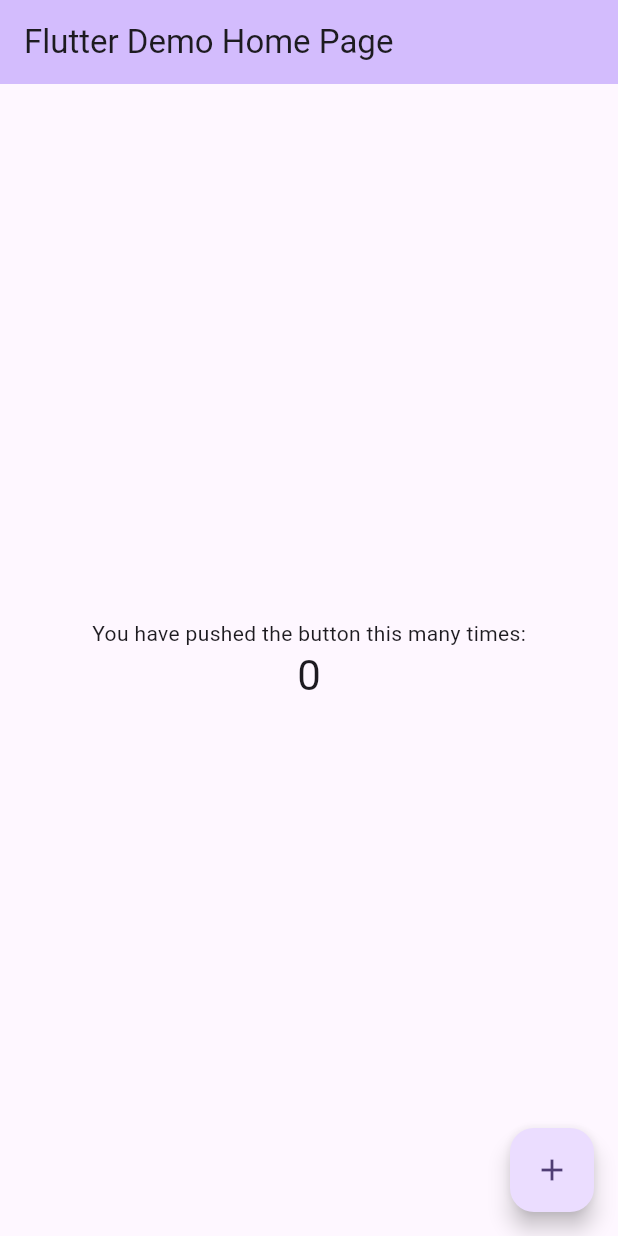
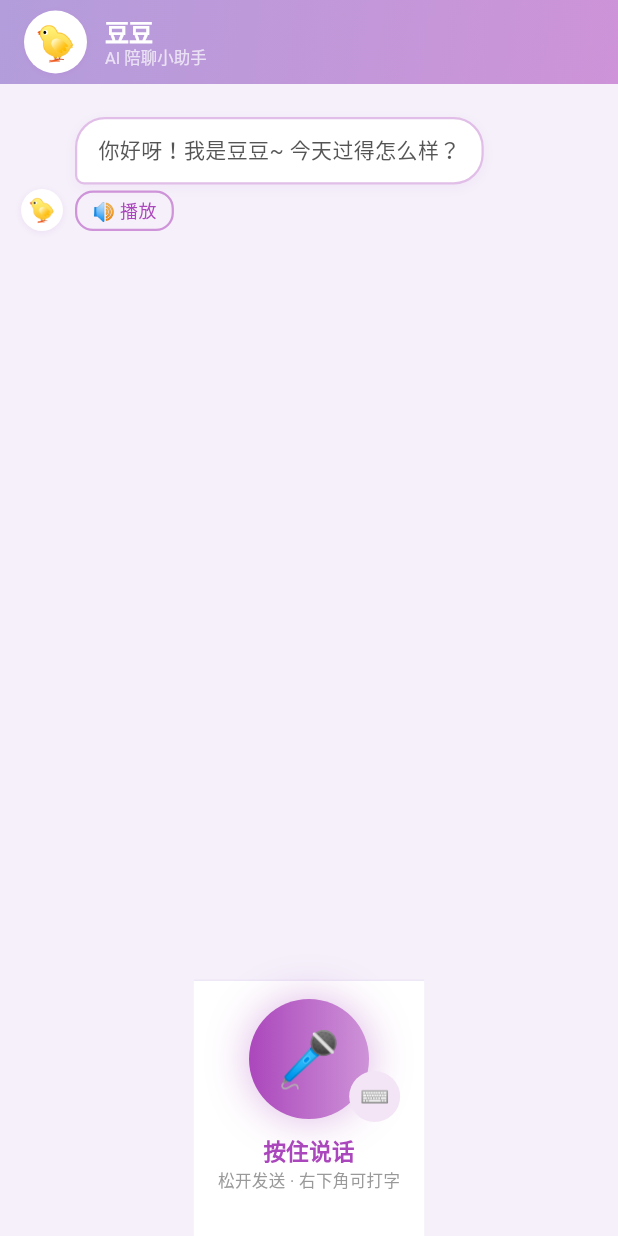
Before and after one commit to HuangJuzi/tangxiaodou, a Flutter app: the screen it shows after launch, on a phone screen of 412 x 824 dp. Run offline on Flutter 3.47's test engine with Material 3 defaults, Android fonts, the phone set to English and light mode, and no system bars.

Commit message:
feat: add ChatScreen and main.dart entry point
ChatScreen: voice-first chat UI with streaming AI replies, auto TTS,
voice/text input toggle. main.dart: assembles all services with real
API keys and launches the app.

Co-Authored-By: Claude Opus 4.7 <noreply@anthropic.com>

```diff
--- a/lib/main.dart
+++ b/lib/main.dart
@@ -1,121 +1,40 @@
 import 'package:flutter/material.dart';
+import 'theme.dart';
+import 'services/llm_service.dart';
+import 'services/asr_service.dart';
+import 'services/tts_service.dart';
+import 'screens/chat_screen.dart';
+
+const _llmUrl = 'https://moltbot-0014c62b7c7947c3.sophnet.com';
+const _llmAccountId = 'parent-toddler';
+const _llmSecret = 'oz8hIK-JMuNzIajz5KE50MI3XqgtT_5J';
+const _apiKey = 'WGT8fpUL1g0kJkyZ-sdKGVHHHd_oPmfaPCCg06-I0-6GMzFyAiOVlKY6ZbnA6o8nPV97c-quDei6Hzh-7Pq6qw';
 
 void main() {
-  runApp(const MyApp());
+  runApp(const BellaApp());
 }
 
-class MyApp extends StatelessWidget {
-  const MyApp({super.key});
-
-  // This widget is the root of your application.
-  @override
-  Widget build(BuildContext context) {
-    return MaterialApp(
-      title: 'Flutter Demo',
-      theme: ThemeData(
-        // This is the theme of your application.
-        //
-        // TRY THIS: Try running your application with "flutter run". You'll see
-        // the application has a purple toolbar. Then, without quitting the app,
-        // try changing the seedColor in the colorScheme below to Colors.green
-        // and then invoke "hot reload" (save your changes or press the "hot
-        // reload" button in a Flutter-supported IDE, or press "r" if you used
-        // the command line to start the app).
-        //
-        // Notice that the counter didn't reset back to zero; the application
-        // state is not lost during the reload. To reset the state, use hot
-        // restart instead.
-        //
-        // This works for code too, not just values: Most code changes can be
-        // tested with just a hot reload.
-        colorScheme: .fromSeed(seedColor: Colors.deepPurple),
-      ),
-      home: const MyHomePage(title: 'Flutter Demo Home Page'),
-    );
-  }
-}
-
-class MyHomePage extends StatefulWidget {
-  const MyHomePage({super.key, required this.title});
-
-  // This widget is the home page of your application. It is stateful, meaning
-  // that it has a State object (defined below) that contains fields that affect
-  // how it looks.
-
-  // This class is the configuration for the state. It holds the values (in this
-  // case the title) provided by the parent (in this case the App widget) and
-  // used by the build method of the State. Fields in a Widget subclass are
-  // always marked "final".
-
-  final String title;
-
-  @override
-  State<MyHomePage> createState() => _MyHomePageState();
-}
-
-class _MyHomePageState extends State<MyHomePage> {
-  int _counter = 0;
-
-  void _incrementCounter() {
-    setState(() {
-      // This call to setState tells the Flutter framework that something has
-      // changed in this State, which causes it to rerun the build method below
-      // so that the display can reflect the updated values. If we changed
-      // _counter without calling setState(), then the build method would not be
-      // called again, and so nothing would appear to happen.
-      _counter++;
-    });
-  }
+class BellaApp extends StatelessWidget {
+  const BellaApp({super.key});
 
   @override
   Widget build(BuildContext context) {
-    // This method is rerun every time setState is called, for instance as done
-    // by the _incrementCounter method above.
-    //
-    // The Flutter framework has been optimized to make rerunning build methods
-    // fast, so that you can just rebuild anything that needs updating rather
-    // than having to individually change instances of widgets.
-    return Scaffold(
-      appBar: AppBar(
-        // TRY THIS: Try changing the color here to a specific color (to
-        // Colors.amber, perhaps?) and trigger a hot reload to see the AppBar
-        // change color while the other colors stay the same.
-        backgroundColor: Theme.of(context).colorScheme.inversePrimary,
-        // Here we take the value from the MyHomePage object that was created by
-        // the App.build method, and use it to set our appbar title.
-        title: Text(widget.title),
+    final llmService = LlmService(
+      config: LlmConfig(
+        baseUrl: _llmUrl,
+        accountId: _llmAccountId,
+        apiSecret: _llmSecret,
       ),
-      body: Center(
-        // Center is a layout widget. It takes a single child and positions it
-        // in the middle of the parent.
-        child: Column(
-          // Column is also a layout widget. It takes a list of children and
-          // arranges them vertically. By default, it sizes itself to fit its
-          // children horizontally, and tries to be as tall as its parent.
-          //
-          // Column has various properties to control how it sizes itself and
-          // how it positions its children. Here we use mainAxisAlignment to
-          // center the children vertically; the main axis here is the vertical
-          // axis because Columns are vertical (the cross axis would be
-          // horizontal).
-          //
-          // TRY THIS: Invoke "debug painting" (choose the "Toggle Debug Paint"
-          // action in the IDE, or press "p" in the console), to see the
-          // wireframe for each widget.
-          mainAxisAlignment: .center,
-          children: [
-            const Text('You have pushed the button this many times:'),
-            Text(
-              '$_counter',
-              style: Theme.of(context).textTheme.headlineMedium,
-            ),
-          ],
-        ),
-      ),
-      floatingActionButton: FloatingActionButton(
-        onPressed: _incrementCounter,
-        tooltip: 'Increment',
-        child: const Icon(Icons.add),
+    );
+
+    return MaterialApp(
+      title: '豆豆',
+      debugShowCheckedModeBanner: false,
+      theme: AppTheme.light,
+      home: ChatScreen(
+        llmService: llmService,
+        asrService: AsrService(apiKey: _apiKey),
+        ttsService: TtsService(apiKey: _apiKey, voice: 'longjiqi'),
       ),
     );
   }
--- /dev/null
+++ b/lib/screens/chat_screen.dart
@@ -0,0 +1,327 @@
+import 'dart:async';
+import 'package:flutter/material.dart';
+import '../models/message.dart';
+import '../theme.dart';
+import '../services/llm_service.dart';
+import '../services/asr_service.dart';
+import '../services/tts_service.dart';
+import '../widgets/chat_bubble.dart';
+import '../widgets/avatar_widget.dart';
+import '../widgets/voice_input_button.dart';
+
+class ChatScreen extends StatefulWidget {
+  final LlmService llmService;
+  final AsrService asrService;
+  final TtsService ttsService;
+
+  const ChatScreen({
+    required this.llmService,
+    required this.asrService,
+    required this.ttsService,
+    super.key,
+  });
+
+  @override
+  State<ChatScreen> createState() => _ChatScreenState();
+}
+
+class _ChatScreenState extends State<ChatScreen> {
+  final List<Message> _messages = [];
+  bool _isAiReplying = false;
+  bool _isRecording = false;
+  bool _isProcessingVoice = false;
+  String? _playingMessageId;
+  bool _isTextMode = false;
+
+  final _scrollController = ScrollController();
+  final _textController = TextEditingController();
+  final _senderId = 'user-${DateTime.now().millisecondsSinceEpoch}';
+
+  @override
+  void initState() {
+    super.initState();
+    _messages.add(Message(
+      role: MessageRole.ai,
+      content: '你好呀！我是豆豆~ 今天过得怎么样？',
+    ));
+  }
+
+  @override
+  void dispose() {
+    _scrollController.dispose();
+    _textController.dispose();
+    super.dispose();
+  }
+
+  void _scrollToBottom() {
+    WidgetsBinding.instance.addPostFrameCallback((_) {
+      if (_scrollController.hasClients) {
+        _scrollController.animateTo(
+          _scrollController.position.maxScrollExtent,
+          duration: const Duration(milliseconds: 300),
+          curve: Curves.easeOut,
+        );
+      }
+    });
+  }
+
+  Future<void> _sendMessage(String text) async {
+    setState(() {
+      _messages.add(Message(role: MessageRole.user, content: text));
+      _isAiReplying = true;
+    });
+    _scrollToBottom();
+
+    final aiMessage = Message(role: MessageRole.ai, content: '', isStreaming: true);
+    setState(() => _messages.add(aiMessage));
+    _scrollToBottom();
+
+    final buffer = StringBuffer();
+    try {
+      await for (final token in widget.llmService.chat(_senderId, text)) {
+        buffer.write(token);
+        setState(() {
+          aiMessage.content = buffer.toString();
+        });
+        _scrollToBottom();
+      }
+    } on HttpException {
+      setState(() {
+        aiMessage.content = buffer.isEmpty ? '网络断了，请重试' : '${buffer.toString()}...';
+      });
+    } catch (e) {
+      setState(() {
+        aiMessage.content = buffer.isEmpty ? '出错了，请重试' : '${buffer.toString()}...';
+      });
+    } finally {
+      setState(() {
+        aiMessage.isStreaming = false;
+        _isAiReplying = false;
+      });
+      _scrollToBottom();
+
+      if (aiMessage.content.isNotEmpty &&
+          !aiMessage.content.startsWith('网络') &&
+          !aiMessage.content.startsWith('出错')) {
+        _playTts(aiMessage);
+      }
+    }
+  }
+
+  Future<void> _playTts(Message message) async {
+    setState(() => _playingMessageId = message.id);
+    try {
+      final audioBytes = await widget.ttsService.synthesize(message.content);
+      // Audio playback wired in Task 14
+      if (mounted) setState(() => _playingMessageId = null);
+    } catch (_) {
+      if (mounted) setState(() => _playingMessageId = null);
+    }
+  }
+
+  void _onRecordStart() {
+    setState(() => _isRecording = true);
+  }
+
+  void _onRecordStop() async {
+    setState(() {
+      _isRecording = false;
+      _isProcessingVoice = true;
+    });
+
+    try {
+      final audioBytes = <int>[];
+      final text = await widget.asrService.recognize(
+        Stream.fromIterable([audioBytes]),
+      );
+      if (mounted) {
+        setState(() => _isProcessingVoice = false);
+        if (text.isNotEmpty) {
+          await _sendMessage(text);
+        }
+      }
+    } catch (_) {
+      if (mounted) {
+        setState(() => _isProcessingVoice = false);
+        ScaffoldMessenger.of(context).showSnackBar(
+          const SnackBar(content: Text('没听清，再试一次？')),
+        );
+      }
+    }
+  }
+
+  @override
+  Widget build(BuildContext context) {
+    return Scaffold(
+      appBar: AppBar(
+        flexibleSpace: Container(
+          decoration: const BoxDecoration(
+            gradient: LinearGradient(
+              colors: [AppColors.primaryLighter, AppColors.primaryLight],
+              begin: Alignment.topLeft,
+              end: Alignment.bottomRight,
+            ),
+          ),
+        ),
+        title: const Row(
+          children: [
+            AvatarWidget(size: 42),
+            SizedBox(width: 12),
+            Column(
+              crossAxisAlignment: CrossAxisAlignment.start,
+              children: [
+                Text('豆豆',
+                    style: TextStyle(
+                        fontSize: 16,
+                        fontWeight: FontWeight.w600,
+                        color: Colors.white)),
+                Text('AI 陪聊小助手',
+                    style: TextStyle(fontSize: 11, color: Colors.white70)),
+              ],
+            ),
+          ],
+        ),
+      ),
+      body: Column(
+        children: [
+          Expanded(
+            child: ListView.builder(
+              controller: _scrollController,
+              padding:
+                  const EdgeInsets.symmetric(horizontal: 14, vertical: 16),
+              itemCount: _messages.length,
+              itemBuilder: (_, i) => ChatBubble(
+                message: _messages[i],
+                onTtsTap: () {
+                  if (_messages[i].role == MessageRole.ai &&
+                      !_messages[i].isStreaming) {
+                    _playTts(_messages[i]);
+                  }
+                },
+                playingMessageId: _playingMessageId,
+              ),
+            ),
+          ),
+          _buildInputArea(),
+        ],
+      ),
+    );
+  }
+
+  Widget _buildInputArea() {
+    return Container(
+      padding: const EdgeInsets.fromLTRB(16, 12, 16, 28),
+      decoration: const BoxDecoration(
+        color: Colors.white,
+        border: Border(top: BorderSide(color: Color(0xFFEDE7F6))),
+      ),
+      child: _isTextMode ? _buildTextInput() : _buildVoiceInput(),
+    );
+  }
+
+  Widget _buildVoiceInput() {
+    return Stack(
+      alignment: Alignment.center,
+      children: [
+        VoiceInputButton(
+          isRecording: _isRecording,
+          isProcessing: _isProcessingVoice,
+          onRecordStart: _onRecordStart,
+          onRecordStop: _onRecordStop,
+        ),
+        Positioned(
+          right: 0,
+          child: GestureDetector(
+            onTap: () => setState(() => _isTextMode = true),
+            child: Container(
+              width: 34,
+              height: 34,
+              decoration: const BoxDecoration(
+                color: Color(0xFFF3E5F5),
+                shape: BoxShape.circle,
+              ),
+              alignment: Alignment.center,
+              child: const Text('⌨', style: TextStyle(fontSize: 16)),
+            ),
+          ),
+        ),
+      ],
+    );
+  }
+
+  Widget _buildTextInput() {
+    return Row(
+      children: [
+        GestureDetector(
+          onTap: () => setState(() => _isTextMode = false),
+          child: Container(
+            width: 34,
+            height: 34,
+            decoration: const BoxDecoration(
+              color: Color(0xFFF3E5F5),
+              shape: BoxShape.circle,
+            ),
+            alignment: Alignment.center,
+            child: const Text('🎤', style: TextStyle(fontSize: 16)),
+          ),
+        ),
+        const SizedBox(width: 8),
+        Expanded(
+          child: Container(
+            decoration: BoxDecoration(
+              border: Border.all(color: AppColors.primaryLight, width: 2),
+              borderRadius: BorderRadius.circular(22),
+              color: const Color(0xFFFAFAFA),
+            ),
+            child: TextField(
+              controller: _textController,
+              decoration: const InputDecoration(
+                hintText: '说点什么...',
+                border: InputBorder.none,
+                contentPadding:
+                    EdgeInsets.symmetric(horizontal: 18, vertical: 12),
+              ),
+              style: const TextStyle(fontSize: 14),
+              onSubmitted: (text) {
+                if (text.trim().isNotEmpty) {
+                  _sendMessage(text.trim());
+                  _textController.clear();
+                }
+              },
+            ),
+          ),
+        ),
+        const SizedBox(width: 8),
+        GestureDetector(
+          onTap: () {
+            final text = _textController.text.trim();
+            if (text.isNotEmpty) {
+              _sendMessage(text);
+              _textController.clear();
+            }
+          },
+          child: Container(
+            width: 44,
+            height: 44,
+            decoration: const BoxDecoration(
+              shape: BoxShape.circle,
+              gradient: LinearGradient(
+                colors: [AppColors.primary, AppColors.primaryLight],
+              ),
+              boxShadow: [
+                BoxShadow(
+                  color: Color(0x4D9C27B0),
+                  blurRadius: 12,
+                  offset: Offset(0, 3),
+                ),
+              ],
+            ),
+            alignment: Alignment.center,
+            child:
+                const Text('→', style: TextStyle(color: Colors.white, fontSize: 18)),
+          ),
+        ),
+      ],
+    );
+  }
+}
```
